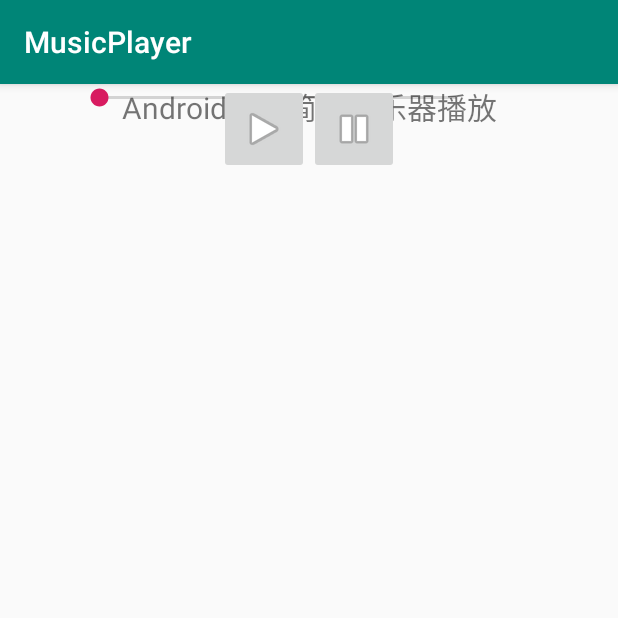
After one commit to Mredrock/MusicPlayer, an Android app: the PlayActivity screen opened directly, with no data from a screen before it, on a phone screen of 412 x 824 dp, the top half of it. The commit adds this screen. Run offline under Robolectric (Android 15) with nearby library versions, the phone set to English and light mode, and no system bars.

Commit message:
基本布局做好，准备切换为限制布局，做个备份

```diff
--- a/app/src/main/AndroidManifest.xml
+++ b/app/src/main/AndroidManifest.xml
@@ -9,6 +9,7 @@
         android:roundIcon="@mipmap/ic_launcher_round"
         android:supportsRtl="true"
         android:theme="@style/AppTheme">
+        <activity android:name=".PlayActivity"></activity>
         <activity android:name=".MainActivity">
             <intent-filter>
                 <action android:name="android.intent.action.MAIN" />
--- /dev/null
+++ b/app/src/main/java/com/cqupt/musicplayer/PlayActivity.java
@@ -0,0 +1,131 @@
+package com.cqupt.musicplayer;
+
+import android.content.Intent;
+import android.media.MediaPlayer;
+import android.os.Handler;
+import android.support.v7.app.AppCompatActivity;
+import android.os.Bundle;
+import android.view.Menu;
+import android.view.View;
+import android.widget.Button;
+import android.widget.ImageButton;
+import android.widget.SeekBar;
+import android.widget.TextView;
+
+import java.util.concurrent.TimeUnit;
+
+public class PlayActivity extends AppCompatActivity {
+
+    private MediaPlayer mediaPlayer;
+    private TextView tv_start;
+    private TextView tv_end;
+    private SeekBar seekbar;
+    String filename;
+
+    @Override
+    protected void onCreate(Bundle savedInstanceState) {
+        super.onCreate(savedInstanceState);
+        setContentView(R.layout.activity_play);
+        Intent intent = getIntent();
+        filename = intent.getStringExtra("name");
+        //开始时间
+        tv_start = (TextView) findViewById(R.id.tv_start);
+        //结束时间
+        tv_end = (TextView) findViewById(R.id.tv_end);
+        //进度条
+        seekbar = (SeekBar) findViewById(R.id.seekbar);
+        //设置监听
+        seekbar.setOnSeekBarChangeListener(new SeekBar.OnSeekBarChangeListener() {
+            @Override
+            public void onProgressChanged(SeekBar seekBar, int i, boolean b) {
+                //获取音乐总时间
+                int duration2=mediaPlayer.getDuration()/1000;
+                //获取音乐当前播放的位置
+                int position=mediaPlayer.getCurrentPosition();
+                //开始时间
+                tv_start.setText(calculateTime(position/1000));
+                //结束时间
+                tv_end.setText(calculateTime(duration2));
+            }
+
+            @Override
+            public void onStartTrackingTouch(SeekBar seekBar) {
+
+            }
+
+            @Override
+            public void onStopTrackingTouch(SeekBar seekBar) {
+                int progress=seekBar.getProgress();
+                //在当前位置播放
+                mediaPlayer.seekTo(progress);
+            }
+        });
+
+    }
+
+    //按钮点击事件
+    public void isPlayOrPause(View view){
+        ImageButton imageButton= (ImageButton) view;
+        //判断音频文件是否为空
+        if(mediaPlayer==null){
+            //为空则创建音乐文件并播放改变按钮样式
+            if (filename == "a"){
+                mediaPlayer = MediaPlayer.create(this, R.raw.a);
+            }
+            else if (filename == "b"){
+                mediaPlayer = MediaPlayer.create(this, R.raw.b);
+            }
+            else if (filename == "c"){
+                mediaPlayer = MediaPlayer.create(this, R.raw.c);
+            }
+
+            mediaPlayer.start();
+            imageButton.setImageResource(android.R.drawable.ic_media_pause);
+            //获取音乐总时间
+            int duration=mediaPlayer.getDuration();
+            //将音乐总时间设置为SeekBar的最大值
+            seekbar.setMax(duration);
+            //线程修改时间值
+            new MyThread().start();
+            //音乐文件正在播放，则暂停并改变按钮样式
+        }else if(mediaPlayer.isPlaying()){
+            mediaPlayer.pause();
+            imageButton.setImageResource(android.R.drawable.ic_media_play);
+        }else{
+            //启动播放
+            mediaPlayer.start();
+            imageButton.setImageResource(android.R.drawable.ic_media_pause);
+        }
+    }
+
+    //使用线程控制进度条时间
+    class MyThread extends Thread{
+        @Override
+        public void run() {
+            super.run();
+            while(seekbar.getProgress()<=seekbar.getMax()){
+                //获取音乐当前播放的位置
+                int position=mediaPlayer.getCurrentPosition();
+                //放入SeekBar中
+                seekbar.setProgress(position);
+            }
+        }
+    }
+
+    //计算播放时间
+    public String calculateTime(int time){
+        int minute;
+        int second;
+        if(time>=60){
+            minute=time/60;
+            second=time%60;
+            return minute+":"+second;
+        }else if(time<60){
+            second=time;
+            return "0:"+second;
+        }
+        return null;
+    }
+
+
+}
--- /dev/null
+++ b/app/src/main/res/layout/activity_play.xml
@@ -0,0 +1,66 @@
+<?xml version="1.0" encoding="utf-8"?>
+<android.support.constraint.ConstraintLayout xmlns:android="http://schemas.android.com/apk/res/android"
+    xmlns:tools="http://schemas.android.com/tools"
+    android:layout_width="match_parent"
+    android:layout_height="match_parent"
+    android:orientation="vertical"
+    tools:context=".PlayActivity">
+
+    <TextView
+        android:layout_width="match_parent"
+        android:layout_height="wrap_content"
+        android:gravity="center"
+        android:textSize="20sp"
+        android:text="Android实现简易音乐器播放"
+        />
+
+    <LinearLayout
+        android:layout_width="match_parent"
+        android:layout_height="wrap_content"
+        android:layout_marginTop="40dp"
+        >
+
+        <TextView
+            android:layout_marginLeft="10dp"
+            android:layout_width="40dp"
+            android:layout_height="wrap_content"
+            android:id="@+id/tv_start"
+            />
+
+        <SeekBar
+            android:layout_width="270dp"
+            android:layout_height="wrap_content"
+            android:id="@+id/seekbar"
+            />
+
+        <TextView
+            android:layout_width="40dp"
+            android:layout_height="wrap_content"
+            android:id="@+id/tv_end"
+            />
+    </LinearLayout>
+
+    <LinearLayout
+        android:layout_width="match_parent"
+        android:layout_height="wrap_content"
+        android:layout_marginTop="30dp"
+        android:gravity="center_horizontal">
+
+        <ImageButton
+            android:id="@+id/bt_play"
+            android:layout_width="60dp"
+            android:layout_height="60dp"
+            android:onClick="isPlayOrPause"
+            android:src="@android:drawable/ic_media_play" />
+
+        <ImageButton
+            android:id="@+id/bt_stop"
+            android:layout_width="60dp"
+            android:layout_height="60dp"
+            android:onClick="isPlayOrPause"
+            android:src="@android:drawable/ic_media_pause" />
+
+
+    </LinearLayout>
+
+</android.support.constraint.ConstraintLayout>
```
Also changed, not shown: app/src/main/java/com/cqupt/musicplayer/MainActivity.java (+38 -5 lines), 3 other files.
